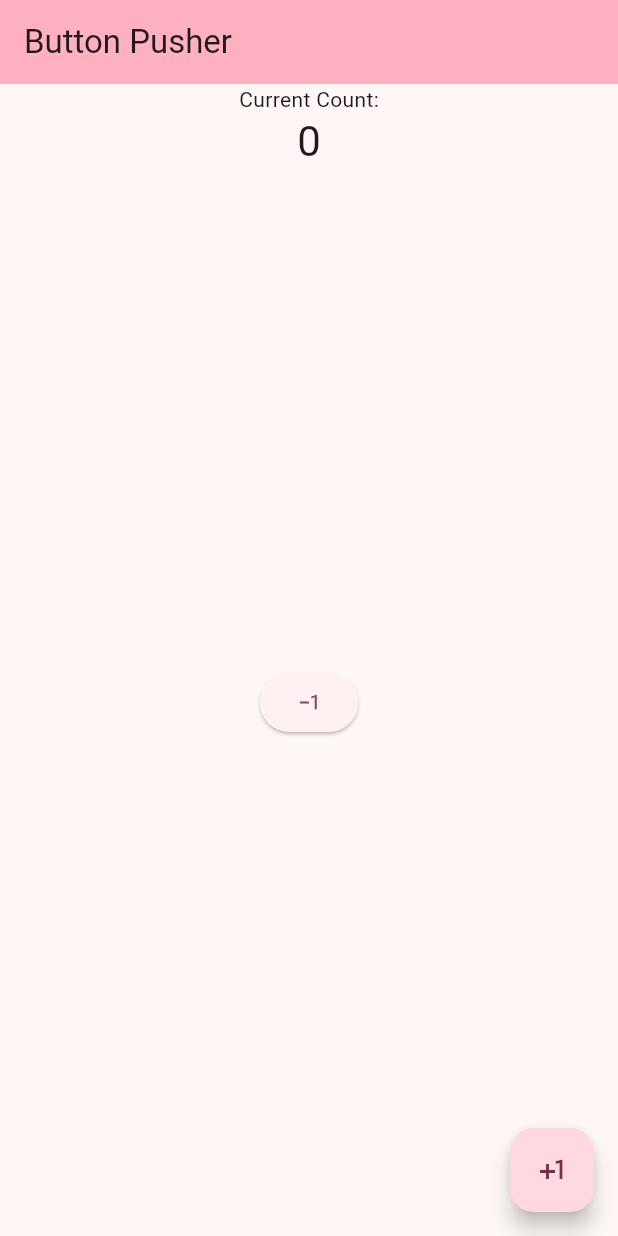
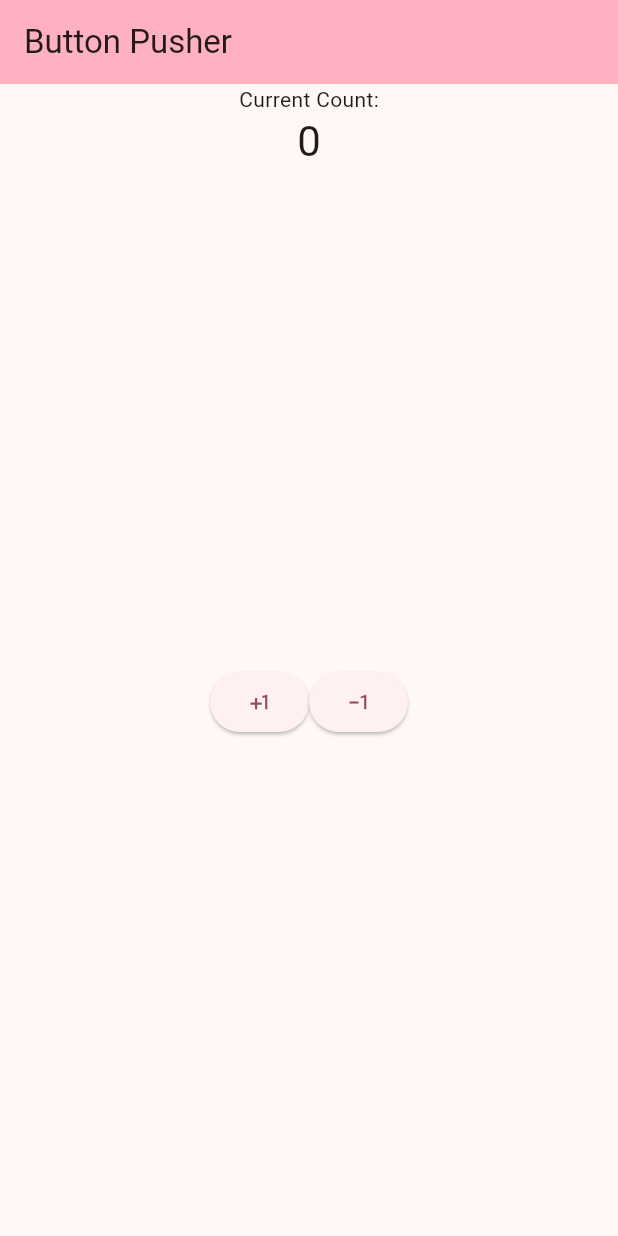
Before and after one commit to hspayde/learning_flutter, a Flutter app: the screen it shows after launch, on a phone screen of 412 x 824 dp. Run offline on Flutter 3.47's test engine with Material 3 defaults, Android fonts, the phone set to English and light mode, and no system bars.

Commit message:
Added addition button next to subract button and deleted the old addition button.

```diff
--- a/lib/main.dart
+++ b/lib/main.dart
@@ -124,6 +124,11 @@ class _MyHomePageState extends State<MyHomePage> {
                 children: [
                   ElevatedButton(
                     style: ElevatedButton.styleFrom(textStyle: const TextStyle(fontSize: 20)),
+                    onPressed: _incrementCounter,
+                    child: const Icon(Icons.plus_one),
+                  ),
+                  ElevatedButton(
+                    style: ElevatedButton.styleFrom(textStyle: const TextStyle(fontSize: 20)),
                     onPressed: _decrementCounter,
                     child: const Icon(Icons.exposure_minus_1),
                   ),
@@ -133,11 +138,6 @@ class _MyHomePageState extends State<MyHomePage> {
           ],
         ),
       ),
-      floatingActionButton: FloatingActionButton(
-        onPressed: _incrementCounter,
-        tooltip: 'Increment',
-        child: const Icon(Icons.plus_one),
-      ), // This trailing comma makes auto-formatting nicer for build methods.
     );
   }
 }
```
